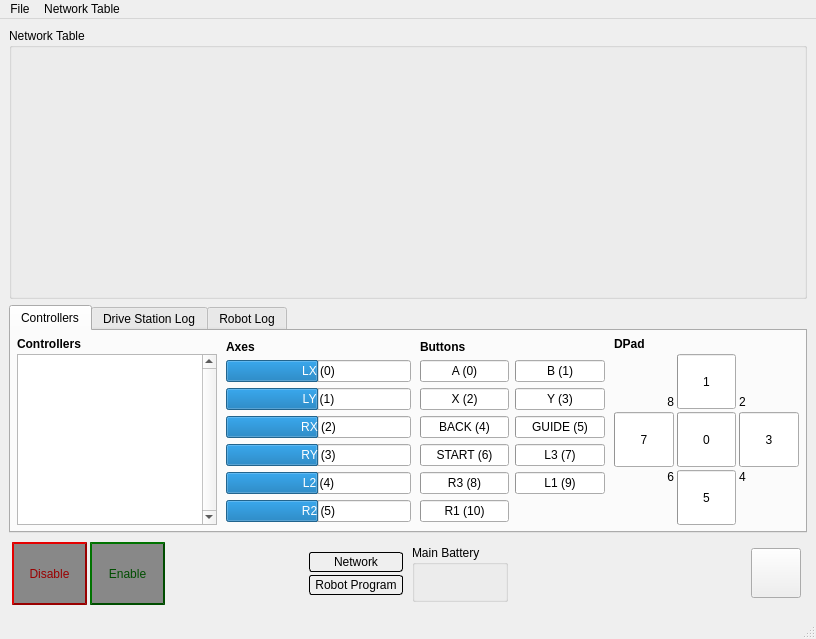
ArPiRobot/ArPiRobot-DriveStation, file ui/drive_station.ui: the form before one commit.
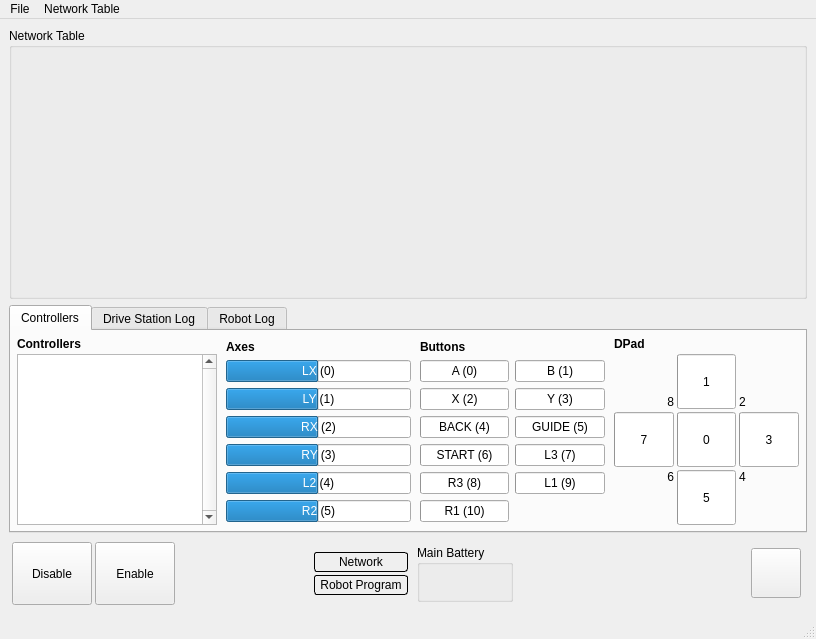
The form after the commit. Icons and pictures are not drawn.

Commit message: Made stylesheet use placeholders to allow for multiple color schemes

Patch:
```diff
--- a/ui/drive_station.ui
+++ b/ui/drive_station.ui
@@ -1131,22 +1131,7 @@
              </size>
             </property>
             <property name="styleSheet">
-             <string notr="true">QPushButton#btn_disable{
-	color: #990000;
-    border-style: outset;
-    border-width: 2px;
-    background-color: #888888;
-}
-
-QPushButton:hover#btn_disable{
-    background-color: #888888;
-}
-
-QPushButton:checked#btn_disable{
-	border-style: inset;
-    background-color: #757575;
-}
-</string>
+             <string notr="true"/>
             </property>
             <property name="text">
              <string>Disable</string>
@@ -1177,22 +1162,7 @@
              </size>
             </property>
             <property name="styleSheet">
-             <string notr="true">QPushButton#btn_enable{
-	color: #004d00;
-    border-style: outset;
-    border-width: 2px;
-    background-color: #888888;
-}
-
-QPushButton:hover#btn_enable{
-    background-color: #888888;
-}
-
-QPushButton:checked#btn_enable{
-	border-style: inset;
-    background-color: #757575;
-}
-</string>
+             <string notr="true"/>
             </property>
             <property name="text">
              <string>Enable</string>
```
Left out of the diff: 4 changed lines with no effect on the pictures. The commit also changes 13 other files.
